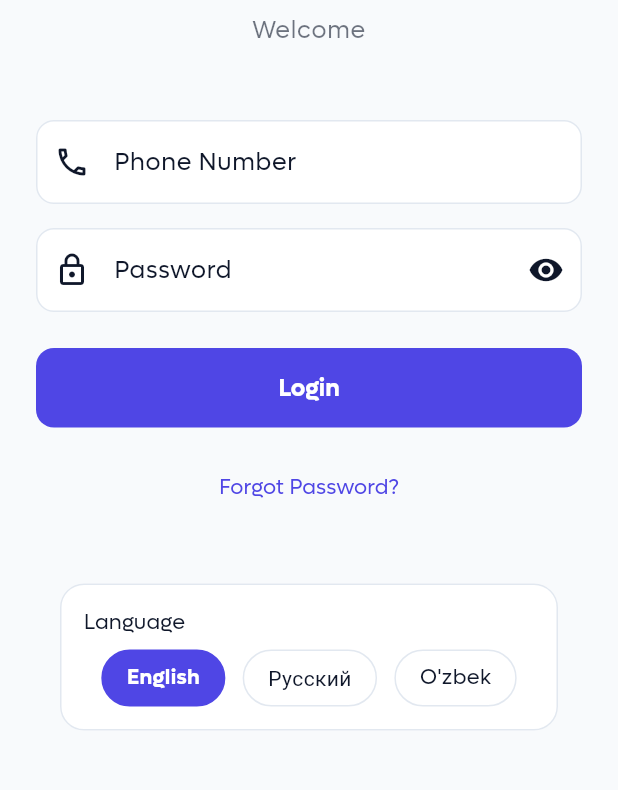
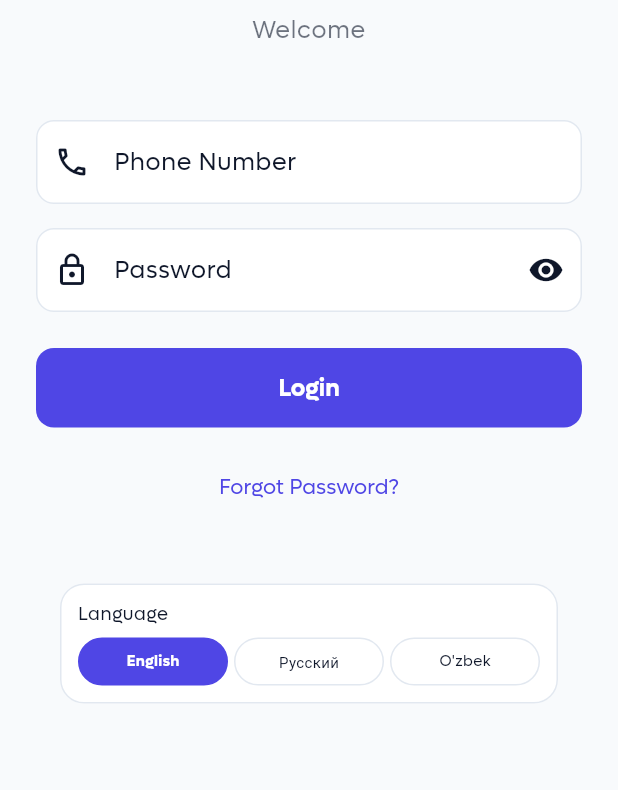
Before and after one commit to ZulfukorPerdeshov/symphony_erm_app, a Flutter app: the screen it shows after launch, on a phone screen of 412 x 824 dp, the part 336-1126 px from its top. Run offline on Flutter 3.47's test engine with Material 3 defaults, Android fonts, the phone set to English and light mode, and no system bars; our stand-ins replace dio, file_picker, fl_chart, flutter_secure_storage, open_filex, shared_preferences; missing offline and left inert: gauge_indicator; accounts and stored records are empty.

Commit message:
10102025_1

```diff
--- a/lib/models/user.dart
+++ b/lib/models/user.dart
@@ -23,7 +23,7 @@ class UserDto {
         email: json['email'],
         firstName: json['firstName'],
         lastName: json['lastName'],
-        avatarUrl: json['avatarUrl'],
+        avatarUrl: json['avatar'],
         createdAt: DateTime.parse(json['createdAt']),
       );
 
--- a/lib/screens/auth/login_screen.dart
+++ b/lib/screens/auth/login_screen.dart
@@ -219,21 +219,23 @@ class _LoginScreenState extends State<LoginScreen> {
     return Card(
       elevation: 0,
       child: Padding(
-        padding: const EdgeInsets.all(16),
+        padding: const EdgeInsets.all(12),
         child: Column(
           crossAxisAlignment: CrossAxisAlignment.start,
           children: [
             Text(
               l10n.language,
-              style: Theme.of(context).textTheme.titleSmall,
+              style: Theme.of(context).textTheme.bodySmall,
             ),
             const SizedBox(height: 8),
             Row(
               mainAxisAlignment: MainAxisAlignment.spaceEvenly,
               children: [
-                _buildLanguageOption('en', 'English', appState),
-                _buildLanguageOption('ru', 'Русский', appState),
-                _buildLanguageOption('uz', 'O\'zbek', appState),
+                Flexible(child: _buildLanguageOption('en', 'English', appState)),
+                const SizedBox(width: 4),
+                Flexible(child: _buildLanguageOption('ru', 'Русский', appState)),
+                const SizedBox(width: 4),
+                Flexible(child: _buildLanguageOption('uz', 'O\'zbek', appState)),
               ],
             ),
           ],
@@ -248,7 +250,7 @@ class _LoginScreenState extends State<LoginScreen> {
     return GestureDetector(
       onTap: () => appState.setLocale(Locale(languageCode)),
       child: Container(
-        padding: const EdgeInsets.symmetric(horizontal: 16, vertical: 8),
+        padding: const EdgeInsets.symmetric(horizontal: 12, vertical: 8),
         decoration: BoxDecoration(
           color: isSelected ? Theme.of(context).colorScheme.primary : null,
           borderRadius: BorderRadius.circular(20),
@@ -258,6 +260,7 @@ class _LoginScreenState extends State<LoginScreen> {
                 : Theme.of(context).colorScheme.outline,
           ),
         ),
+        child: Center(
           child: Text(
             languageName,
             style: TextStyle(
@@ -265,6 +268,9 @@ class _LoginScreenState extends State<LoginScreen> {
                   ? Theme.of(context).colorScheme.onPrimary
                   : Theme.of(context).colorScheme.onSurface,
               fontWeight: isSelected ? FontWeight.w600 : FontWeight.normal,
+              fontSize: 10,
+            ),
+            overflow: TextOverflow.ellipsis,
           ),
         ),
       ),
--- a/lib/screens/home_screen.dart
+++ b/lib/screens/home_screen.dart
@@ -883,7 +883,7 @@ class _ProfileScreenState extends State<ProfileScreen> {
                         child: CircleAvatar(
                           radius: 56,
                           backgroundImage: user?.avatarUrl != null
-                              ? NetworkImage(user!.avatarUrl!)
+                              ? NetworkImage('${ApiConstants.identityServiceBaseUrl}/${user!.avatarUrl}!')
                               : null,
                           child: user?.avatarUrl == null
                               ? Text(
--- a/lib/utils/app_localizations.dart
+++ b/lib/utils/app_localizations.dart
@@ -107,7 +107,7 @@ class AppLocalizations {
       'orders': 'Orders',
       'production': 'Production',
       'tasks': 'Tasks',
-      'profile': 'Profile',
+      'profile': 'User profile',
       'notifications': 'Notifications',
       'analytics': 'Analytics',
       'settings': 'Settings',
@@ -154,7 +154,7 @@ class AppLocalizations {
       'orders': 'Заказы',
       'production': 'Производство',
       'tasks': 'Задачи',
-      'profile': 'Профиль',
+      'profile': 'Профиль пользователя',
       'notifications': 'Уведомления',
       'analytics': 'Аналитика',
       'settings': 'Настройки',
@@ -201,7 +201,7 @@ class AppLocalizations {
       'orders': 'Buyurtmalar',
       'production': 'Ishlab chiqarish',
       'tasks': 'Vazifalar',
-      'profile': 'Profil',
+      'profile': 'Foydalanuvchi profili',
       'notifications': 'Bildirishnomalar',
       'analytics': 'Tahlil',
       'settings': 'Sozlamalar',
--- a/lib/utils/constants.dart
+++ b/lib/utils/constants.dart
@@ -224,7 +224,7 @@ class AppStrings {
   static const String orders = 'Orders';
   static const String production = 'Production';
   static const String tasks = 'Tasks';
-  static const String profile = 'Profile';
+  static const String profile = 'User profile';
   static const String notifications = 'Notifications';
   static const String analytics = 'Analytics';
 
```
Also changed, not shown: lib/screens/production/task_list_screen.dart (+9 -6 lines). Lines whose indentation alone changed are shown as unchanged.
